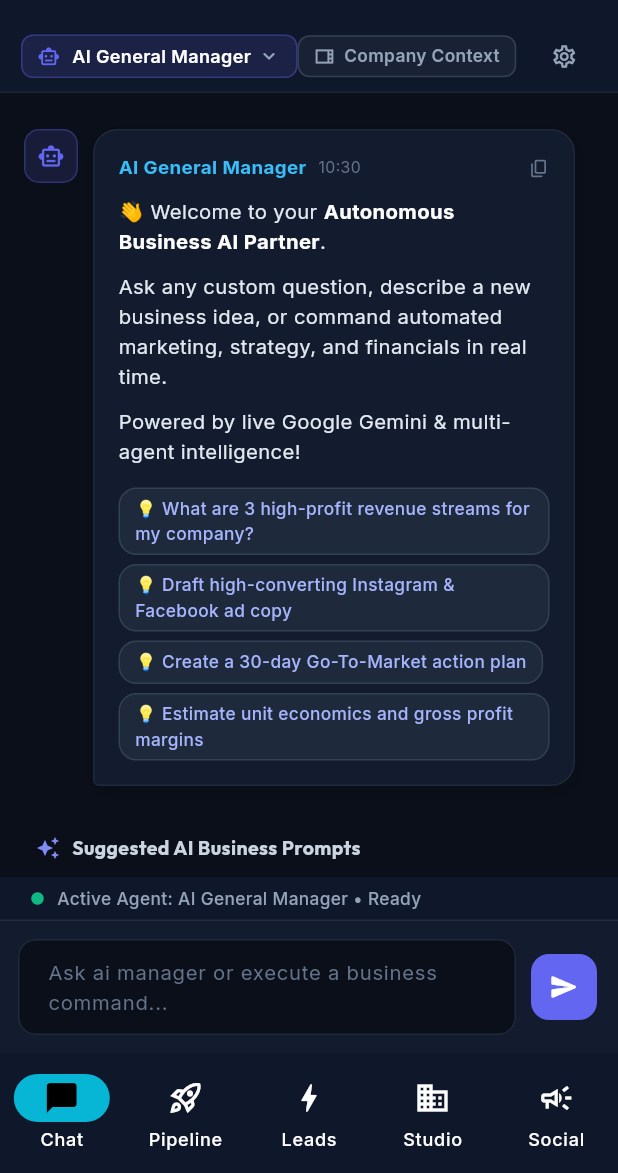
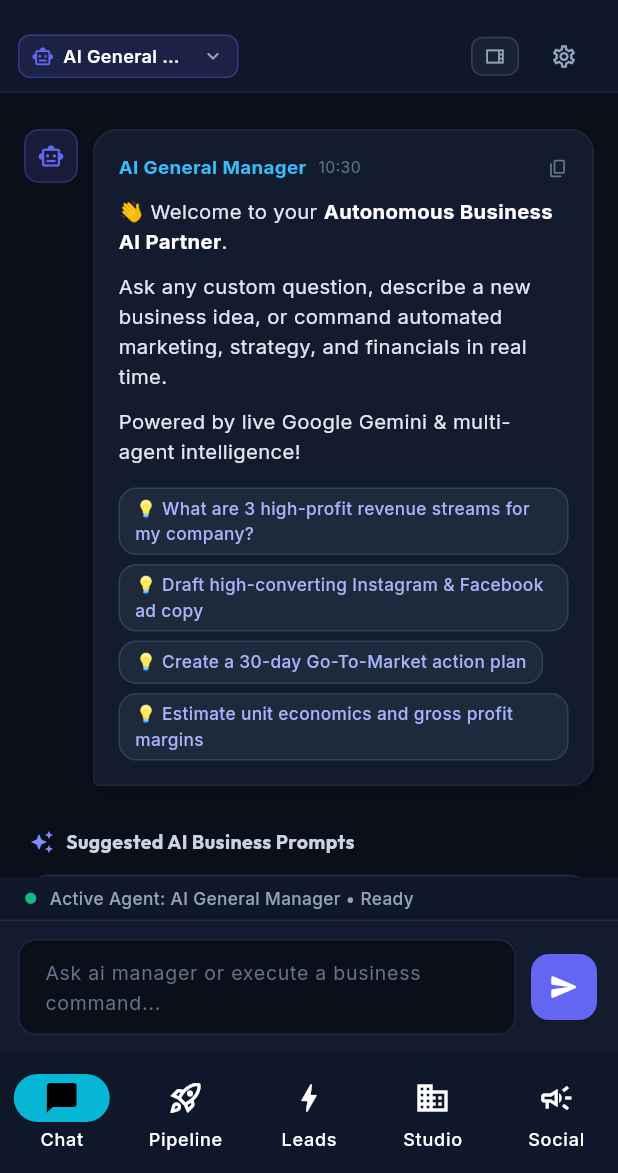
Before and after one commit to ketak123/AI__AGENT, a Flutter app: the screen it shows after launch, on a phone screen of 412 x 824 dp, the part 63-1236 px from its top. Run offline on Flutter 3.47's test engine with Material 3 defaults, Android fonts, the phone set to English and light mode, and no system bars; our stand-ins replace google_fonts; network calls fail.

Commit message:
Add company delete and Gemini slider features

```diff
--- a/frontend/lib/views/chat_view.dart
+++ b/frontend/lib/views/chat_view.dart
@@ -362,18 +362,76 @@ class _ChatViewState extends State<ChatView> {
       orElse: () => AppConstants.agentRoles.first,
     );
 
+    return LayoutBuilder(
+      builder: (context, constraints) {
+        final availableWidth = constraints.maxWidth;
+        // On wide desktop screens (>= 960px), side-by-side mode.
+        // On mobile / compact windows (< 960px), overlay drawer with backdrop.
+        final isSideBySide = availableWidth >= 960;
+        final sliderWidth = isSideBySide
+            ? (availableWidth * 0.34).clamp(280.0, 360.0)
+            : (availableWidth * 0.88).clamp(260.0, 380.0);
+
         return Scaffold(
           backgroundColor: Colors.transparent,
-      body: Row(
+          body: Stack(
             children: [
-          // Main Chat Area (Full width when slider is closed, balanced when slider is open)
-          Expanded(
-            child: Column(
+              // 1. Main Chat Area
+              Positioned(
+                left: 0,
+                top: 0,
+                bottom: 0,
+                right: (isSideBySide && _isCompanySliderOpen) ? sliderWidth : 0,
+                child: _buildChatBody(currentAgentMeta, availableWidth),
+              ),
+
+              // 2. Backdrop Overlay on mobile/compact when drawer is open
+              if (!isSideBySide && _isCompanySliderOpen)
+                Positioned.fill(
+                  child: GestureDetector(
+                    onTap: () => setState(() => _isCompanySliderOpen = false),
+                    child: Container(
+                      color: Colors.black.withValues(alpha: 0.55),
+                    ),
+                  ),
+                ),
+
+              // 3. Sliding Company Intelligence Drawer
+              if (_isCompanySliderOpen)
+                Positioned(
+                  top: 0,
+                  bottom: 0,
+                  right: 0,
+                  width: sliderWidth,
+                  child: Container(
+                    decoration: BoxDecoration(
+                      color: const Color(0xFF0F172A),
+                      boxShadow: [
+                        if (!isSideBySide)
+                          BoxShadow(
+                            color: Colors.black.withValues(alpha: 0.4),
+                            blurRadius: 20,
+                            offset: const Offset(-4, 0),
+                          ),
+                      ],
+                    ),
+                    child: _buildCompanyIntelligenceSlider(),
+                  ),
+                ),
+            ],
+          ),
+        );
+      },
+    );
+  }
+
+  Widget _buildChatBody(Map<String, dynamic> currentAgentMeta, double availableWidth) {
+    return Column(
       children: [
         // Sleek Minimal Top Header
         Container(
           height: 48,
-                  padding: const EdgeInsets.symmetric(horizontal: 14, vertical: 6),
+          padding: const EdgeInsets.symmetric(horizontal: 12, vertical: 6),
           decoration: BoxDecoration(
             color: const Color(0xFF0F172A),
             border: Border(
@@ -383,7 +441,8 @@ class _ChatViewState extends State<ChatView> {
           child: Row(
             children: [
               // Gemini-style Agent Role Dropdown Selector
-                      PopupMenuButton<String>(
+              Flexible(
+                child: PopupMenuButton<String>(
                   tooltip: 'Select Active AI Agent',
                   offset: const Offset(0, 42),
                   color: const Color(0xFF0F172A),
@@ -442,7 +501,7 @@ class _ChatViewState extends State<ChatView> {
                     }).toList();
                   },
                   child: Container(
-                          padding: const EdgeInsets.symmetric(horizontal: 10, vertical: 5),
+                    padding: const EdgeInsets.symmetric(horizontal: 8, vertical: 5),
                     decoration: BoxDecoration(
                       color: (currentAgentMeta['color'] as Color).withValues(alpha: 0.14),
                       borderRadius: BorderRadius.circular(8),
@@ -458,13 +517,17 @@ class _ChatViewState extends State<ChatView> {
                           size: 15,
                           color: currentAgentMeta['color'] as Color,
                         ),
-                              const SizedBox(width: 8),
-                              Text(
+                        const SizedBox(width: 6),
+                        Flexible(
+                          child: Text(
                             currentAgentMeta['name'] as String,
                             style: GoogleFonts.inter(
                               fontSize: 12,
                               fontWeight: FontWeight.w600,
                               color: Colors.white,
+                            ),
+                            maxLines: 1,
+                            overflow: TextOverflow.ellipsis,
                           ),
                         ),
                         const SizedBox(width: 4),
@@ -473,7 +536,9 @@ class _ChatViewState extends State<ChatView> {
                     ),
                   ),
                 ),
+              ),
 
+              const SizedBox(width: 8),
               const Spacer(),
 
               // Gemini-style Company Data Slider Toggle Pill
@@ -489,7 +554,7 @@ class _ChatViewState extends State<ChatView> {
                 borderRadius: BorderRadius.circular(8),
                 child: AnimatedContainer(
                   duration: const Duration(milliseconds: 200),
-                          padding: const EdgeInsets.symmetric(horizontal: 10, vertical: 5),
+                  padding: const EdgeInsets.symmetric(horizontal: 8, vertical: 5),
                   decoration: BoxDecoration(
                     color: _isCompanySliderOpen
                         ? const Color(0xFF6366F1).withValues(alpha: 0.25)
@@ -507,6 +572,7 @@ class _ChatViewState extends State<ChatView> {
                         size: 14,
                         color: _isCompanySliderOpen ? const Color(0xFF818CF8) : const Color(0xFF94A3B8),
                       ),
+                      if (availableWidth > 460) ...[
                         const SizedBox(width: 6),
                         Text(
                           _isCompanySliderOpen ? 'Company Context: ON' : 'Company Context',
@@ -517,18 +583,19 @@ class _ChatViewState extends State<ChatView> {
                           ),
                         ),
                       ],
+                    ],
                   ),
                 ),
               ),
 
-                      const SizedBox(width: 8),
+              const SizedBox(width: 6),
 
               // Settings & AI Brain Console Button
               IconButton(
                 icon: const Icon(Icons.settings_outlined, size: 18, color: Color(0xFF94A3B8)),
                 tooltip: 'Settings & AI Keys',
                 padding: EdgeInsets.zero,
-                        constraints: const BoxConstraints(minWidth: 32, minHeight: 32),
+                constraints: const BoxConstraints(minWidth: 30, minHeight: 30),
                 onPressed: () {
                   if (widget.onOpenSettings != null) {
                     widget.onOpenSettings!();
@@ -560,7 +627,7 @@ class _ChatViewState extends State<ChatView> {
 
         // Status bar
         Container(
-                  padding: const EdgeInsets.symmetric(horizontal: 20, vertical: 6),
+          padding: const EdgeInsets.symmetric(horizontal: 16, vertical: 6),
           color: const Color(0xFF0F172A),
           child: Row(
             children: [
@@ -572,19 +639,23 @@ class _ChatViewState extends State<ChatView> {
                 ),
                 const SizedBox(width: 8),
               ] else ...[
-                        const Icon(Icons.circle, size: 10, color: Color(0xFF10B981)),
+                const Icon(Icons.circle, size: 9, color: Color(0xFF10B981)),
                 const SizedBox(width: 8),
               ],
-                      Text(
+              Expanded(
+                child: Text(
                   'Active Agent: ${currentAgentMeta['name']} • $_statusText',
                   style: GoogleFonts.inter(
                     fontSize: 11.5,
                     color: const Color(0xFF94A3B8),
                     fontWeight: FontWeight.w500,
                   ),
+                  maxLines: 1,
+                  overflow: TextOverflow.ellipsis,
                 ),
-                      const Spacer(),
+              ),
               if (widget.selectedCompany != null) ...[
+                const SizedBox(width: 8),
                 InkWell(
                   onTap: () {
                     setState(() {
@@ -596,6 +667,7 @@ class _ChatViewState extends State<ChatView> {
                   child: Padding(
                     padding: const EdgeInsets.symmetric(horizontal: 6, vertical: 2),
                     child: Row(
+                      mainAxisSize: MainAxisSize.min,
                       children: [
                         Text(
                           '🏢 ${widget.selectedCompany!.name}',
@@ -604,6 +676,8 @@ class _ChatViewState extends State<ChatView> {
                             color: const Color(0xFFA5B4FC),
                             fontWeight: FontWeight.w600,
                           ),
+                          maxLines: 1,
+                          overflow: TextOverflow.ellipsis,
                         ),
                         const SizedBox(width: 4),
                         Icon(
@@ -640,10 +714,10 @@ class _ChatViewState extends State<ChatView> {
                   style: GoogleFonts.inter(fontSize: 14, color: Colors.white),
                   decoration: InputDecoration(
                     hintText: 'Ask ${_selectedAgent.replaceAll('_', ' ')} or execute a business command...',
-                            hintStyle: GoogleFonts.inter(fontSize: 13.5, color: const Color(0xFF64748B)),
+                    hintStyle: GoogleFonts.inter(fontSize: 13, color: const Color(0xFF64748B)),
                     fillColor: const Color(0xFF0B0F19),
                     filled: true,
-                            contentPadding: const EdgeInsets.symmetric(horizontal: 16, vertical: 12),
+                    contentPadding: const EdgeInsets.symmetric(horizontal: 14, vertical: 12),
                     border: OutlineInputBorder(
                       borderRadius: BorderRadius.circular(12),
                       borderSide: const BorderSide(color: Color(0xFF1E293B)),
@@ -675,25 +749,16 @@ class _ChatViewState extends State<ChatView> {
           ),
         ),
       ],
-            ),
-          ),
-
-          // Gemini-Style Sliding Company Intelligence Drawer
-          AnimatedContainer(
-            duration: const Duration(milliseconds: 280),
-            curve: Curves.easeInOutCubic,
-            width: _isCompanySliderOpen ? 360 : 0,
-            child: _isCompanySliderOpen ? _buildCompanyIntelligenceSlider() : const SizedBox.shrink(),
-          ),
-        ],
-      ),
     );
   }
 
   Widget _buildSuggestedPromptsGrid() {
+    return LayoutBuilder(
+      builder: (context, constraints) {
+        final crossAxisCount = constraints.maxWidth > 580 ? 2 : 1;
         return Container(
-      margin: const EdgeInsets.only(top: 24, bottom: 16),
-      padding: const EdgeInsets.symmetric(horizontal: 8),
+          margin: const EdgeInsets.only(top: 20, bottom: 16),
+          padding: const EdgeInsets.symmetric(horizontal: 4),
           child: Column(
             crossAxisAlignment: CrossAxisAlignment.start,
             children: [
@@ -712,17 +777,14 @@ class _ChatViewState extends State<ChatView> {
                 ],
               ),
               const SizedBox(height: 12),
-          LayoutBuilder(
-            builder: (context, constraints) {
-              final crossAxisCount = constraints.maxWidth > 580 ? 2 : 1;
-              return GridView.builder(
+              GridView.builder(
                 shrinkWrap: true,
                 physics: const NeverScrollableScrollPhysics(),
                 gridDelegate: SliverGridDelegateWithFixedCrossAxisCount(
                   crossAxisCount: crossAxisCount,
                   crossAxisSpacing: 10,
                   mainAxisSpacing: 10,
-                  mainAxisExtent: 80,
+                  mainAxisExtent: 88,
                 ),
                 itemCount: _quickActions.length,
                 itemBuilder: (context, idx) {
@@ -776,17 +838,18 @@ class _ChatViewState extends State<ChatView> {
                               ],
                             ),
                           ),
+                          const SizedBox(width: 4),
                           const Icon(Icons.arrow_forward_ios_rounded, size: 12, color: Color(0xFF64748B)),
                         ],
                       ),
                     ),
                   );
                 },
-              );
-            },
               ),
             ],
           ),
+        );
+      },
     );
   }
 
@@ -794,13 +857,15 @@ class _ChatViewState extends State<ChatView> {
     final comp = widget.selectedCompany;
     if (comp == null) {
       return Container(
-        width: 360,
+        width: double.infinity,
         decoration: BoxDecoration(
           color: const Color(0xFF0F172A),
           border: Border(
             left: BorderSide(color: Colors.white.withValues(alpha: 0.08)),
           ),
         ),
+        child: Center(
+          child: SingleChildScrollView(
             padding: const EdgeInsets.all(20),
             child: Column(
               mainAxisAlignment: MainAxisAlignment.center,
@@ -810,6 +875,7 @@ class _ChatViewState extends State<ChatView> {
                 Text(
                   'No Enterprise Selected',
                   style: GoogleFonts.outfit(color: Colors.white, fontSize: 16, fontWeight: FontWeight.bold),
+                  textAlign: TextAlign.center,
                 ),
                 const SizedBox(height: 6),
                 Text(
@@ -825,6 +891,8 @@ class _ChatViewState extends State<ChatView> {
                 ),
               ],
             ),
+          ),
+        ),
       );
     }
 
@@ -838,7 +906,7 @@ class _ChatViewState extends State<ChatView> {
           }).toList();
 
     return Container(
-      width: 360,
+      width: double.infinity,
       decoration: BoxDecoration(
         color: const Color(0xFF0F172A),
         border: Border(
@@ -1279,8 +1347,8 @@ class _ChatViewState extends State<ChatView> {
           ],
           Flexible(
             child: Container(
-              constraints: BoxConstraints(
-                maxWidth: MediaQuery.of(context).size.width * 0.78,
+              constraints: const BoxConstraints(
+                maxWidth: 800,
               ),
               padding: const EdgeInsets.all(16),
               decoration: BoxDecoration(
--- a/frontend/lib/views/home_shell.dart
+++ b/frontend/lib/views/home_shell.dart
@@ -818,8 +818,9 @@ class _HomeShellState extends State<HomeShell> {
         children: [
           // Sidebar Brand Header
           Padding(
-            padding: const EdgeInsets.fromLTRB(14, 16, 14, 12),
-            child: Row(
+            padding: const EdgeInsets.fromLTRB(12, 16, 12, 12),
+            child: _isSidebarExpanded
+                ? Row(
                     children: [
                       Container(
                         padding: const EdgeInsets.all(7),
@@ -829,7 +830,6 @@ class _HomeShellState extends State<HomeShell> {
                         ),
                         child: const Icon(Icons.auto_awesome, color: Colors.white, size: 18),
                       ),
-                if (_isSidebarExpanded) ...[
                       const SizedBox(width: 10),
                       Expanded(
                         child: Text(
@@ -843,19 +843,28 @@ class _HomeShellState extends State<HomeShell> {
                           overflow: TextOverflow.ellipsis,
                         ),
                       ),
-                ],
                       IconButton(
-                  icon: Icon(
-                    _isSidebarExpanded ? Icons.menu_open_rounded : Icons.menu_rounded,
-                    color: const Color(0xFF94A3B8),
-                    size: 18,
-                  ),
+                        icon: const Icon(Icons.menu_open_rounded, color: Color(0xFF94A3B8), size: 18),
                         padding: EdgeInsets.zero,
                         constraints: const BoxConstraints(minWidth: 26, minHeight: 26),
-                  tooltip: _isSidebarExpanded ? 'Collapse Navigation' : 'Expand Navigation',
-                  onPressed: () => setState(() => _isSidebarExpanded = !_isSidebarExpanded),
+                        tooltip: 'Collapse Navigation',
+                        onPressed: () => setState(() => _isSidebarExpanded = false),
                       ),
                     ],
+                  )
+                : Center(
+                    child: InkWell(
+                      onTap: () => setState(() => _isSidebarExpanded = true),
+                      borderRadius: BorderRadius.circular(10),
+                      child: Container(
+                        padding: const EdgeInsets.all(8),
+                        decoration: BoxDecoration(
+                          gradient: const LinearGradient(colors: [Color(0xFF6366F1), Color(0xFF06B6D4)]),
+                          borderRadius: BorderRadius.circular(10),
+                        ),
+                        child: const Icon(Icons.menu_rounded, color: Colors.white, size: 18),
+                      ),
+                    ),
                   ),
           ),
 
```
Lines whose indentation alone changed are shown as unchanged.
